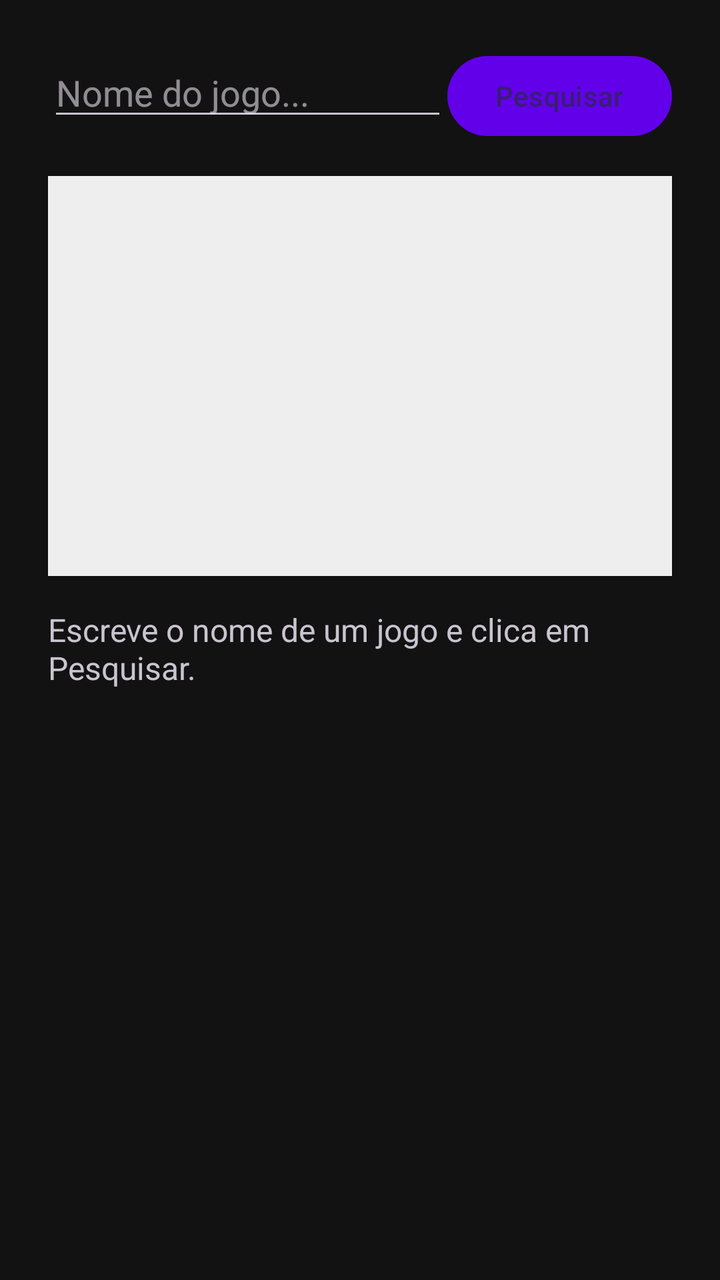
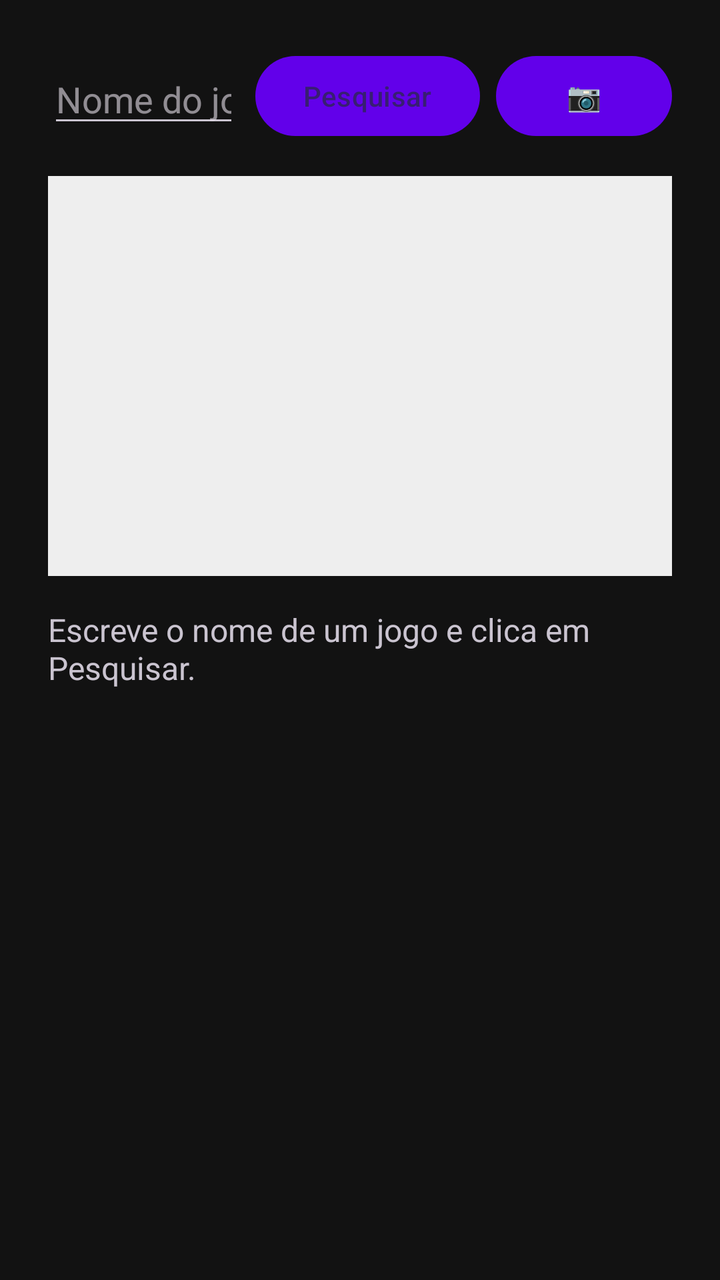

An Android layout rendered at two revisions. The XML below is the earlier revision; the diff shows what the commit changed to produce the second picture.
<!-- AndroidManifest.xml: application theme Theme.LojaDeVideoJogos -->
<!-- res/layout/activity_main.xml -->
<?xml version="1.0" encoding="utf-8"?>
<LinearLayout xmlns:android="http://schemas.android.com/apk/res/android"
    android:id="@+id/main"
    android:layout_width="match_parent"
    android:layout_height="match_parent"
    android:orientation="vertical"
    android:padding="24dp">

    
    <LinearLayout
        android:layout_width="match_parent"
        android:layout_height="wrap_content"
        android:orientation="horizontal">

        <EditText
            android:id="@+id/etSearch"
            android:layout_width="0dp"
            android:layout_height="wrap_content"
            android:layout_weight="1"
            android:hint="Nome do jogo..."
            android:inputType="text" />

        <Button
            android:id="@+id/btnSearch"
            android:layout_width="wrap_content"
            android:layout_height="wrap_content"
            android:text="Pesquisar" />
    </LinearLayout>

    
    <ImageView
        android:id="@+id/ivCover"
        android:layout_width="match_parent"
        android:layout_height="200dp"
        android:layout_marginTop="16dp"
        android:scaleType="centerCrop"
        android:background="#EEEEEE" />

    
    <TextView
        android:id="@+id/tvResultados"
        android:layout_width="match_parent"
        android:layout_height="wrap_content"
        android:layout_marginTop="16dp"
        android:textSize="16sp"
        android:text="Escreve o nome de um jogo e clica em Pesquisar." />

</LinearLayout>
<!-- resources referenced by this layout -->
<resources>
  <style name="Theme.LojaDeVideoJogos" parent="Theme.Material3.Dark.NoActionBar">
          <item name="colorPrimary">@color/gamehub_primary</item>
          <item name="colorSecondary">@color/gamehub_secondary</item>
          <item name="android:windowBackground">@color/gamehub_background_dark</item>
          <item name="colorSurface">@color/gamehub_surface_dark</item>
          <item name="android:textColorPrimary">@color/gamehub_text_light</item>
      </style>
  <color name="gamehub_primary">#6200EA</color>
  <color name="gamehub_secondary">#03DAC5</color>
  <color name="gamehub_background_dark">#121212</color>
  <color name="gamehub_surface_dark">#1E1E1E</color>
  <color name="gamehub_text_light">#FFFFFF</color>
</resources>

<!-- the commit's change to res/layout/activity_main.xml (unified diff, before → after) -->
@@ -10,7 +10,8 @@
     <LinearLayout
         android:layout_width="match_parent"
         android:layout_height="wrap_content"
-        android:orientation="horizontal">
+        android:orientation="horizontal"
+        android:gravity="center_vertical">
 
         <EditText
             android:id="@+id/etSearch"
@@ -24,7 +25,16 @@
             android:id="@+id/btnSearch"
             android:layout_width="wrap_content"
             android:layout_height="wrap_content"
+            android:layout_marginStart="8dp"
             android:text="Pesquisar" />
+
+        
+        <Button
+            android:id="@+id/btnOpenScanner"
+            android:layout_width="wrap_content"
+            android:layout_height="wrap_content"
+            android:layout_marginStart="8dp"
+            android:text="📷" />
     </LinearLayout>
 
     
